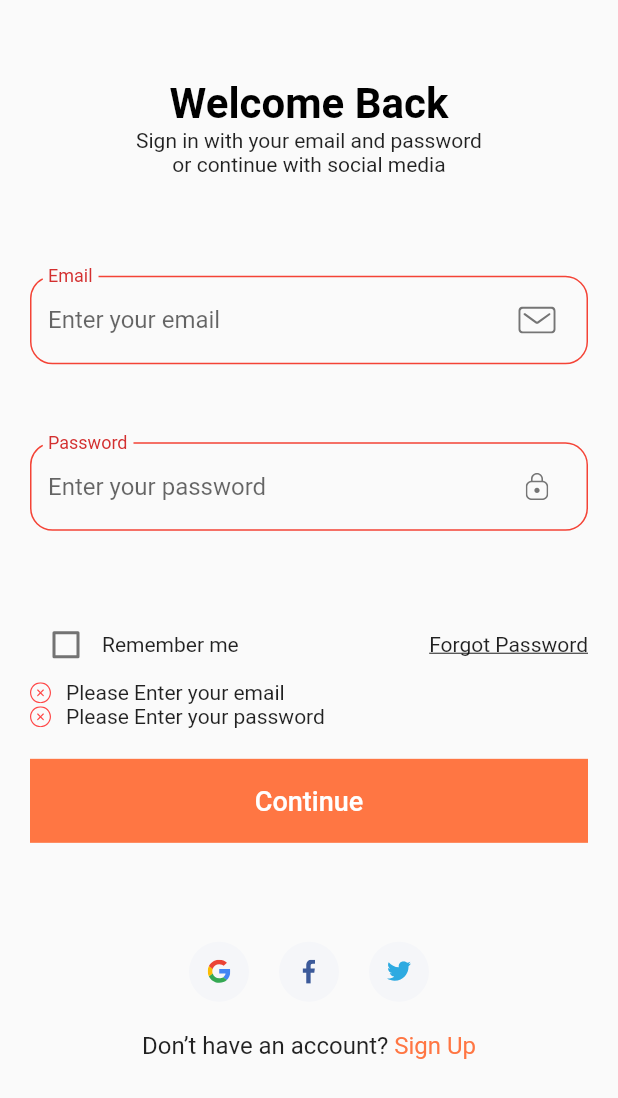
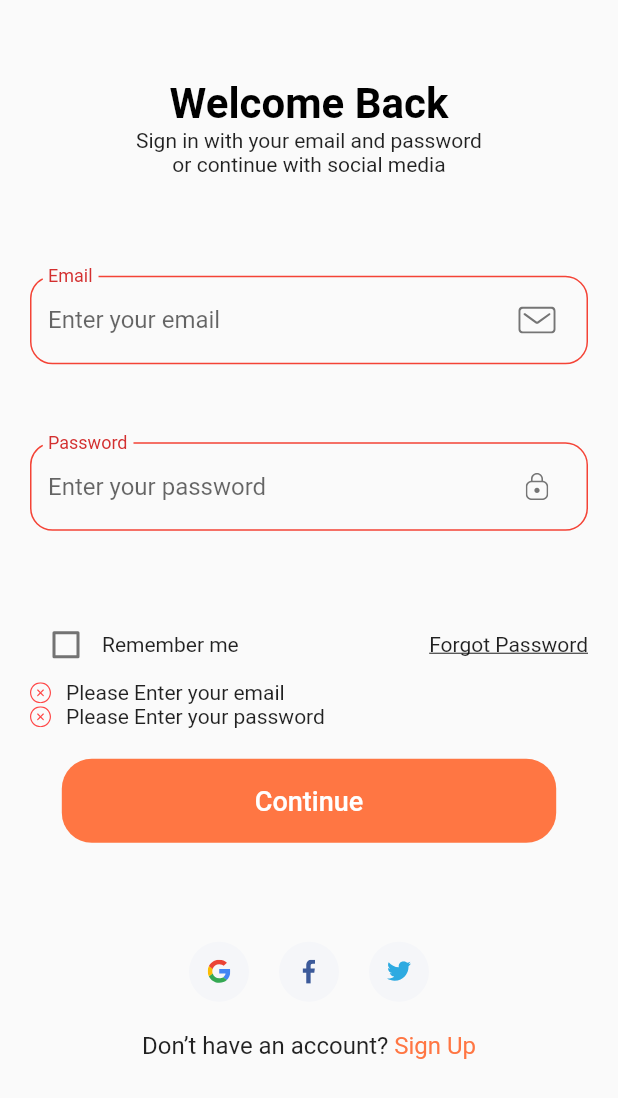
Before and after one commit to AmDuemak/duemak_heard, a Flutter app: the screen it shows after launch, after a tap on "Skip", after a tap on "Continue", on a phone screen of 412 x 824 dp. Shown: the top 1098 px of the screen. Run offline on Flutter 3.47's test engine with Material 2 defaults, Android fonts, the light colour scheme and no system bars; our stand-ins replace firebase_auth, firebase_core, flutter_spinkit, flutter_svg; missing offline and left inert: firebase_auth_web, firebase_core_web; accounts and stored records are empty; project files that could hold a hidden picture were left out.

Commit message:
initial commit

```diff
--- a/lib/components/default_button.dart
+++ b/lib/components/default_button.dart
@@ -13,14 +13,13 @@ class DefaultButton extends StatelessWidget {
 
   @override
   Widget build(BuildContext context) {
-    return SizedBox(
-      width: double.infinity,
+    return Container(
+      decoration: BoxDecoration(
+          borderRadius: BorderRadius.circular(20), color: kPrimaryColor),
       height: 56,
-      child: Container(
-        color: kPrimaryColor,
+      width: 0.8 * MediaQuery.of(context).size.width,
       child: TextButton(
         onPressed: press,
-          // style: ,
         child: Text(
           text,
           style: TextStyle(
@@ -28,18 +27,7 @@ class DefaultButton extends StatelessWidget {
             color: Colors.white,
           ),
         ),
-          /* FlatButton(
-          shape: RoundedRectangleBorder(borderRadius: BorderRadius.circular(20)),
-          color: kPrimaryColor,
-          onPressed: press,
-          child: Text(
-            text,
-            style: TextStyle(
-              fontSize: 18,
-              color: Colors.white,
-            ),
-          ),*/
-        ),
+
       ),
     );
   }
--- a/lib/components/form_error.dart
+++ b/lib/components/form_error.dart
@@ -28,7 +28,7 @@ class FormError extends StatelessWidget {
         SizedBox(
           width: 10,
         ),
-        Text(error!),
+        Expanded(child: Text(error!)),
       ],
     );
   }
--- a/lib/constants.dart
+++ b/lib/constants.dart
@@ -7,7 +7,8 @@ const kPrimaryGradientColor = LinearGradient(
   end: Alignment.bottomRight,
   colors: [Color(0xFFFFA53E), Color(0xFFFF7643)],
 );
-const kSecondaryColor = Colors.white; //Color(0xFF979797);
+const kSecondaryColor = Color(0xFF43FF76);
+const kTertiaryColor = Color(0xFF7643FF);
 const kTextColor = Color(0xFF757575);
 
 const kAnimationDuration = Duration(milliseconds: 200);
--- a/lib/screens/forgot_password/forgot_password_screen.dart
+++ b/lib/screens/forgot_password/forgot_password_screen.dart
@@ -1,3 +1,4 @@
+import 'package:duemak_heard/constants.dart';
 import 'package:flutter/material.dart';
 
 import 'components/body.dart';
@@ -9,6 +10,7 @@ class ForgotPasswordScreen extends StatelessWidget {
     return Scaffold(
       appBar: AppBar(
         title: Text("Forgot Password"),
+        backgroundColor: kPrimaryColor,
       ),
       body: Body(),
     );
--- a/lib/screens/onBoarding_screen/onBoardScreen.dart
+++ b/lib/screens/onBoarding_screen/onBoardScreen.dart
@@ -1,3 +1,4 @@
+import 'package:duemak_heard/constants.dart';
 import 'package:duemak_heard/screens/sign_in/sign_in_screen.dart';
 import 'package:duemak_heard/utilities/styles.dart';
 import 'package:flutter/material.dart';
@@ -30,7 +31,7 @@ class _OnboardingScreenState extends State<OnboardingScreen> {
       height: 8.0,
       width: isActive ? 24.0 : 16.0,
       decoration: BoxDecoration(
-        color: isActive ? Colors.white : Color(0xFF7B51D3),
+        color: isActive ? kSecondaryColor : kTertiaryColor,
         borderRadius: BorderRadius.all(Radius.circular(12)),
       ),
     );
@@ -66,12 +67,6 @@ class _OnboardingScreenState extends State<OnboardingScreen> {
                   child: FlatButton(
                     onPressed: () => Navigator.pushReplacementNamed(
                         context, SignInScreen.id),
-                    /* () => Navigator.push(
-                      context,
-                      MaterialPageRoute(
-                        builder: (context) => SignInScreen(),
-                      ),
-                    ), */
                     child: Text(
                       'Skip',
                       style: TextStyle(
@@ -251,15 +246,14 @@ class _OnboardingScreenState extends State<OnboardingScreen> {
                     builder: (context) => SignInScreen(),
                   ),
                 ),
-                /* () => print('Get started') */
                 child: Center(
                   child: Padding(
-                    padding: EdgeInsets.only(bottom: 30.0),
+                    padding: EdgeInsets.only(bottom: 20.0),
                     child: Text(
                       'Get started',
                       style: TextStyle(
                         color: Color(0xFF5B16D0),
-                        fontSize: 20.0,
+                        fontSize: 26.0,
                         fontWeight: FontWeight.bold,
                       ),
                     ),
--- a/lib/screens/sign_in/components/body.dart
+++ b/lib/screens/sign_in/components/body.dart
@@ -143,9 +143,29 @@ class _BodyState extends State<Body> {
                                   );
                                 }
                               } on FirebaseAuthException catch (e) {
+                                if (e.code == 'wrong-password') {
+                                  addError(
+                                      error: "email and password missmatch");
+                                } else if (e.code == 'user-not-found') {
+                                  addError(
+                                      error:
+                                          "We could not find an account that matches what you have entered.");
+                                } else if (e.code == 'too-many-requests') {
+                                  addError(
+                                      error:
+                                          "Too many attempts. Try again later.");
+                                } else if (e.code == "network-request-failed") {
+                                  addError(
+                                      error: "Check your internet connection");
+                                } else {
+                                  addError(error: "an error occured");
+                                }
                                 loading = false;
-                                print(e.toString());
+                                print(e);
                               }
+                              setState(() {
+                                loading = false;
+                              });
                             }
                           },
                         ),
@@ -204,7 +224,6 @@ class _BodyState extends State<Body> {
         focusedBorder: otpInputDecoration.focusedBorder,
         enabledBorder: otpInputDecoration.enabledBorder,
         errorBorder: otpInputDecoration.errorBorder,
-
         focusedErrorBorder: otpInputDecoration.focusedErrorBorder,
         labelText: "Password",
         hintText: "Enter your password",
--- a/lib/utilities/loading.dart
+++ b/lib/utilities/loading.dart
@@ -6,7 +6,10 @@ class Loading extends StatelessWidget {
   Widget build(BuildContext context) {
     return const SafeArea(
       child: Scaffold(
-        body: SpinKitSpinningLines(color: Colors.black),
+        body: SpinKitSpinningLines(
+          color: Colors.black,
+          // duration: Duration(seconds: 10),
+        ),
       ),
     );
   }
```
Also changed, not shown: lib/screens/Home_screen/home.dart (+22 -2 lines), lib/screens/forgot_password/components/body.dart (+32 -5 lines), lib/screens/sign_up/components/body.dart (+23 -10 lines), lib/screens/sign_up/sign_up_screen.dart (+2 -7 lines), assets/icons/All excercise  option 1.jpg (deleted), 1 other file. Lines whose indentation alone changed are shown as unchanged.
